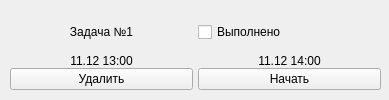
Before: the Qt Designer form my_widgets/task_widget.ui in prostoLavr/time_control, drawn with Qt 5.
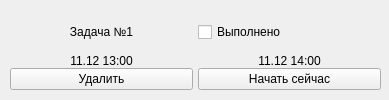
After: the same form once the commit is applied.

Diff of the .ui file:
```diff
--- a/my_widgets/task_widget.ui
+++ b/my_widgets/task_widget.ui
@@ -124,7 +124,7 @@
       <item row="3" column="1">
        <widget class="QPushButton" name="adaptateButton">
         <property name="text">
-         <string>Начать</string>
+         <string>Начать сейчас</string>
         </property>
        </widget>
       </item>
```
